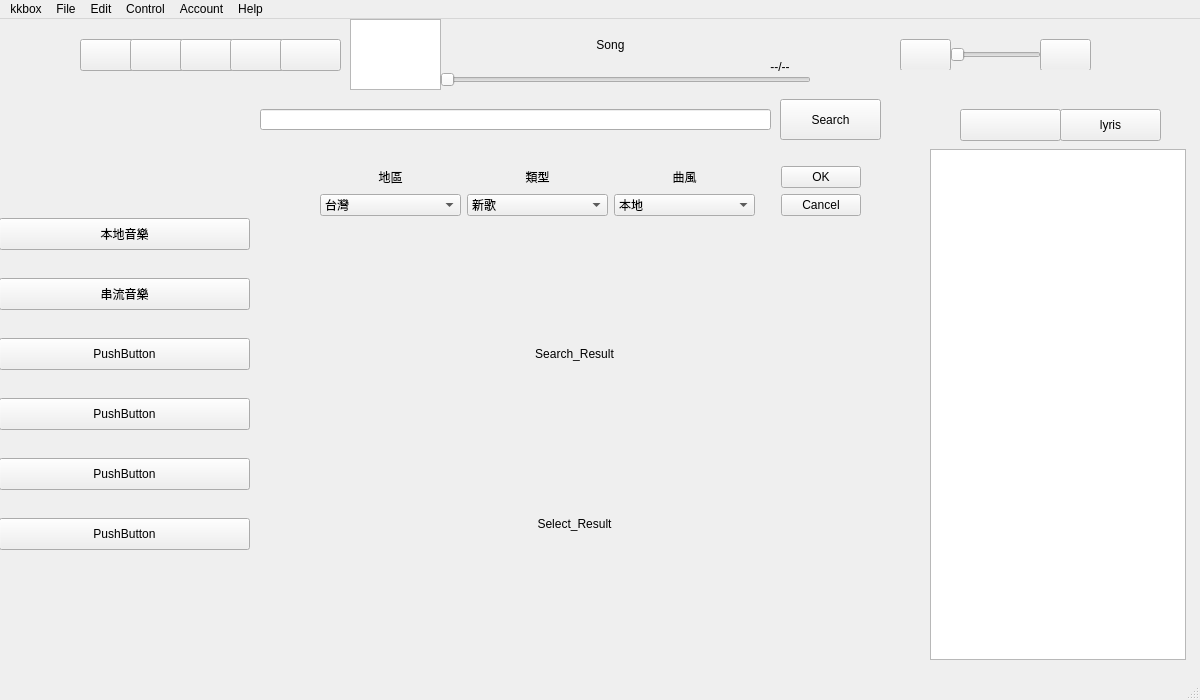
The window that kkbox/UI_Designer/main.ui (JianDa0127/web_crawler) describes before a commit, drawn with Qt 5.
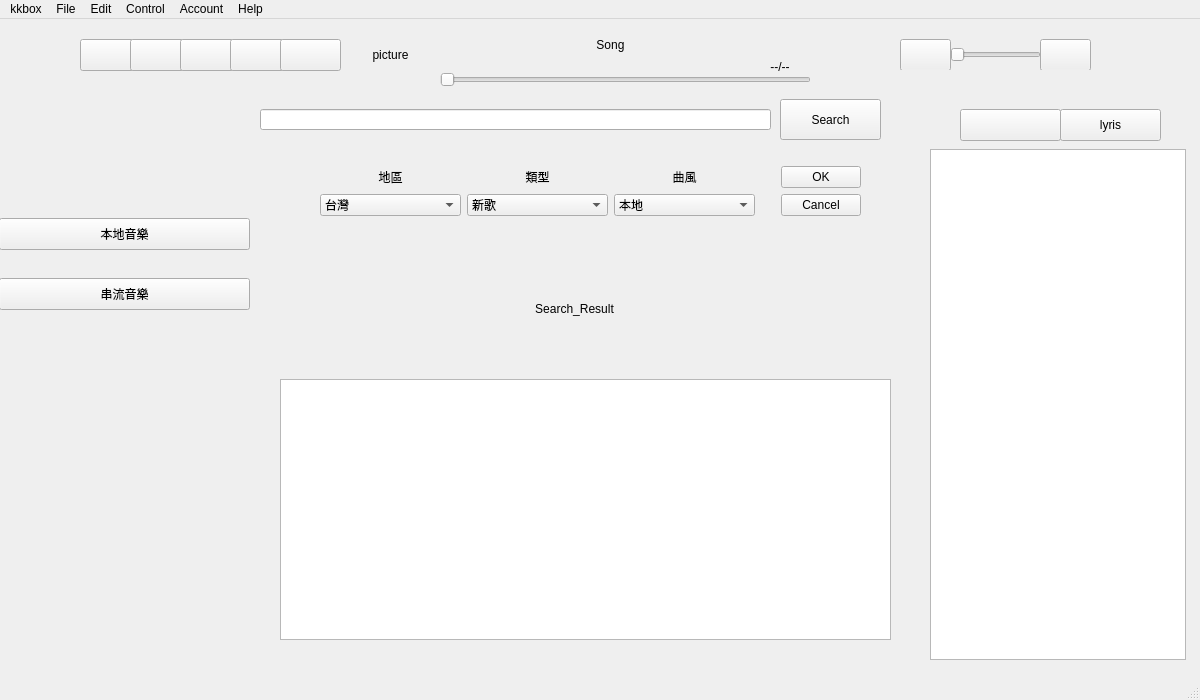
The same window after the commit. Icons and pictures are not drawn.

```diff
--- a/kkbox/UI_Designer/main.ui
+++ b/kkbox/UI_Designer/main.ui
@@ -245,16 +245,6 @@
       <height>71</height>
      </rect>
     </property>
-    <widget class="QGraphicsView" name="graphicsView_album">
-     <property name="geometry">
-      <rect>
-       <x>0</x>
-       <y>0</y>
-       <width>91</width>
-       <height>71</height>
-      </rect>
-     </property>
-    </widget>
     <widget class="QWidget" name="verticalLayoutWidget_5">
      <property name="geometry">
       <rect>
@@ -309,6 +299,22 @@
       <set>Qt::AlignCenter</set>
      </property>
     </widget>
+    <widget class="QLabel" name="label">
+     <property name="geometry">
+      <rect>
+       <x>0</x>
+       <y>0</y>
+       <width>81</width>
+       <height>71</height>
+      </rect>
+     </property>
+     <property name="text">
+      <string>picture</string>
+     </property>
+     <property name="alignment">
+      <set>Qt::AlignCenter</set>
+     </property>
+    </widget>
    </widget>
    <widget class="QWidget" name="widget_2" native="true">
     <property name="geometry">
@@ -522,16 +528,16 @@
       <x>279</x>
       <y>229</y>
       <width>611</width>
-      <height>401</height>
+      <height>121</height>
      </rect>
     </property>
     <widget class="QLabel" name="show_result_label">
      <property name="geometry">
       <rect>
        <x>90</x>
-       <y>40</y>
+       <y>10</y>
        <width>411</width>
-       <height>131</height>
+       <height>101</height>
       </rect>
      </property>
      <property name="text">
@@ -541,22 +547,6 @@
       <set>Qt::AlignCenter</set>
      </property>
     </widget>
-    <widget class="QLabel" name="show_result_label_2">
-     <property name="geometry">
-      <rect>
-       <x>90</x>
-       <y>210</y>
-       <width>411</width>
-       <height>131</height>
-      </rect>
-     </property>
-     <property name="text">
-      <string>Select_Result</string>
-     </property>
-     <property name="alignment">
-      <set>Qt::AlignCenter</set>
-     </property>
-    </widget>
    </widget>
    <widget class="QWidget" name="widget_5" native="true">
     <property name="geometry">
@@ -593,58 +583,6 @@
       <string>串流音樂</string>
      </property>
     </widget>
-    <widget class="QPushButton" name="pushButton_3">
-     <property name="geometry">
-      <rect>
-       <x>0</x>
-       <y>140</y>
-       <width>251</width>
-       <height>32</height>
-      </rect>
-     </property>
-     <property name="text">
-      <string>PushButton</string>
-     </property>
-    </widget>
-    <widget class="QPushButton" name="pushButton_4">
-     <property name="geometry">
-      <rect>
-       <x>0</x>
-       <y>200</y>
-       <width>251</width>
-       <height>32</height>
-      </rect>
-     </property>
-     <property name="text">
-      <string>PushButton</string>
-     </property>
-    </widget>
-    <widget class="QPushButton" name="pushButton_5">
-     <property name="geometry">
-      <rect>
-       <x>0</x>
-       <y>260</y>
-       <width>251</width>
-       <height>32</height>
-      </rect>
-     </property>
-     <property name="text">
-      <string>PushButton</string>
-     </property>
-    </widget>
-    <widget class="QPushButton" name="pushButton_6">
-     <property name="geometry">
-      <rect>
-       <x>0</x>
-       <y>320</y>
-       <width>251</width>
-       <height>32</height>
-      </rect>
-     </property>
-     <property name="text">
-      <string>PushButton</string>
-     </property>
-    </widget>
    </widget>
    <widget class="QListWidget" name="lyris_listWidget">
     <property name="enabled">
@@ -701,6 +639,16 @@
      </property>
     </widget>
    </widget>
+   <widget class="QTextBrowser" name="textBrowser">
+    <property name="geometry">
+     <rect>
+      <x>280</x>
+      <y>360</y>
+      <width>611</width>
+      <height>261</height>
+     </rect>
+    </property>
+   </widget>
   </widget>
   <widget class="QMenuBar" name="menubar">
    <property name="geometry">
```
Left out of the diff: 102 changed lines with no effect on the pictures.
